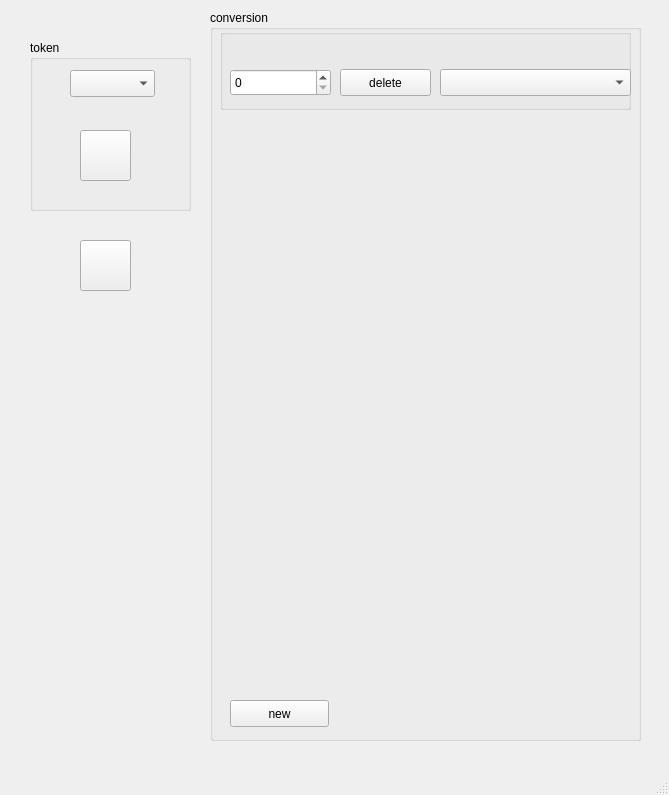
First picture: the form in TypedTokenEditor/editor_typed_token.ui, repository heinz-preisig/ProMo-packages-OntologyBuilder, before the edit.
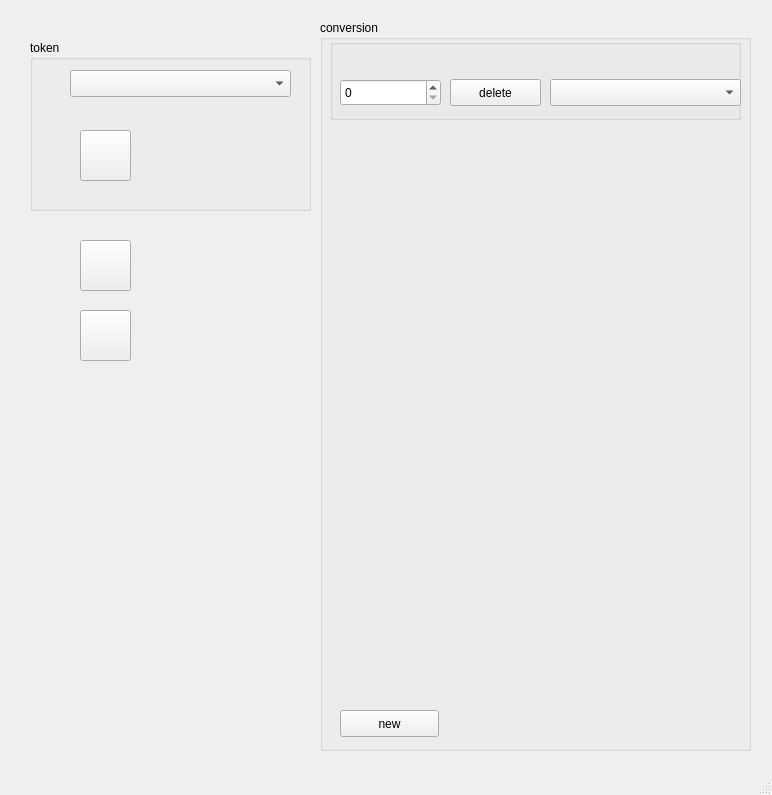
Second picture: the form after the edit.

Commit message: a first sandbox ontology and model

Diff of the .ui file:
```diff
--- a/TypedTokenEditor/editor_typed_token.ui
+++ b/TypedTokenEditor/editor_typed_token.ui
@@ -6,7 +6,7 @@
    <rect>
     <x>0</x>
     <y>0</y>
-    <width>669</width>
+    <width>772</width>
     <height>795</height>
    </rect>
   </property>
@@ -19,7 +19,7 @@
      <rect>
       <x>30</x>
       <y>40</y>
-      <width>161</width>
+      <width>281</width>
       <height>171</height>
      </rect>
     </property>
@@ -31,7 +31,7 @@
       <rect>
        <x>40</x>
        <y>30</y>
-       <width>85</width>
+       <width>221</width>
        <height>27</height>
       </rect>
      </property>
@@ -53,8 +53,8 @@
    <widget class="QGroupBox" name="groupConversion">
     <property name="geometry">
      <rect>
-      <x>210</x>
-      <y>10</y>
+      <x>320</x>
+      <y>20</y>
       <width>431</width>
       <height>731</height>
      </rect>
@@ -174,6 +174,19 @@
      <string/>
     </property>
    </widget>
+   <widget class="QPushButton" name="pushSaveAndExit">
+    <property name="geometry">
+     <rect>
+      <x>80</x>
+      <y>310</y>
+      <width>51</width>
+      <height>51</height>
+     </rect>
+    </property>
+    <property name="text">
+     <string/>
+    </property>
+   </widget>
   </widget>
   <widget class="QMenuBar" name="menubar">
    <property name="geometry">
```
Left out of the diff: 2 changed lines with no effect on the pictures. The commit also changes 2 other files.
